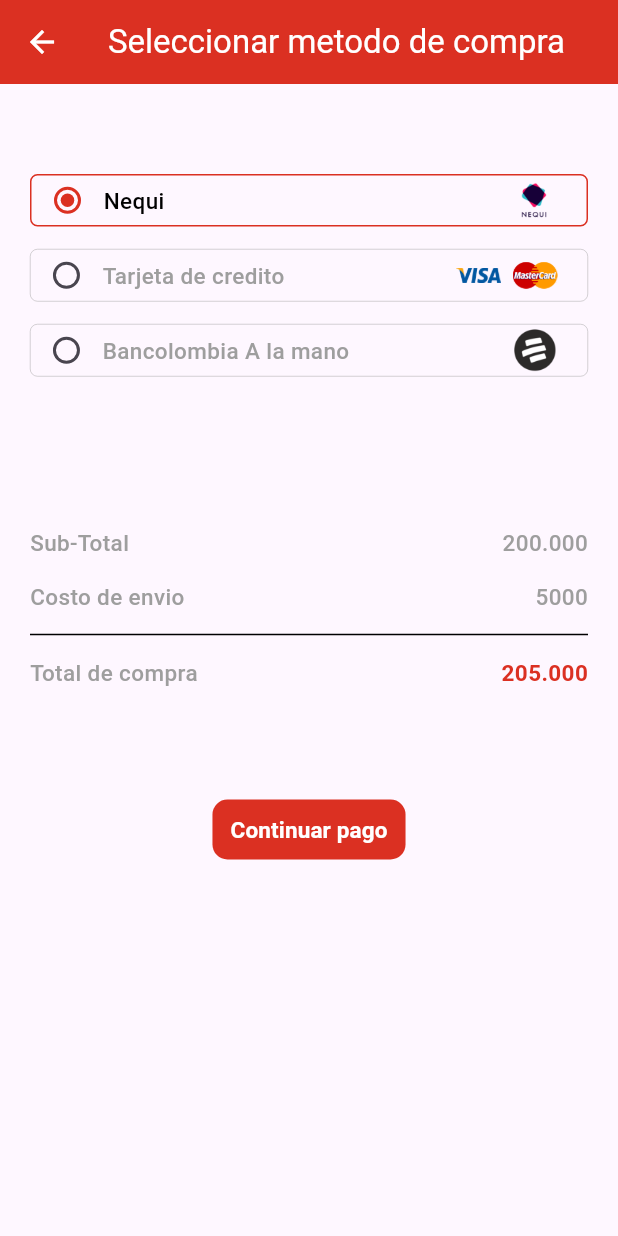
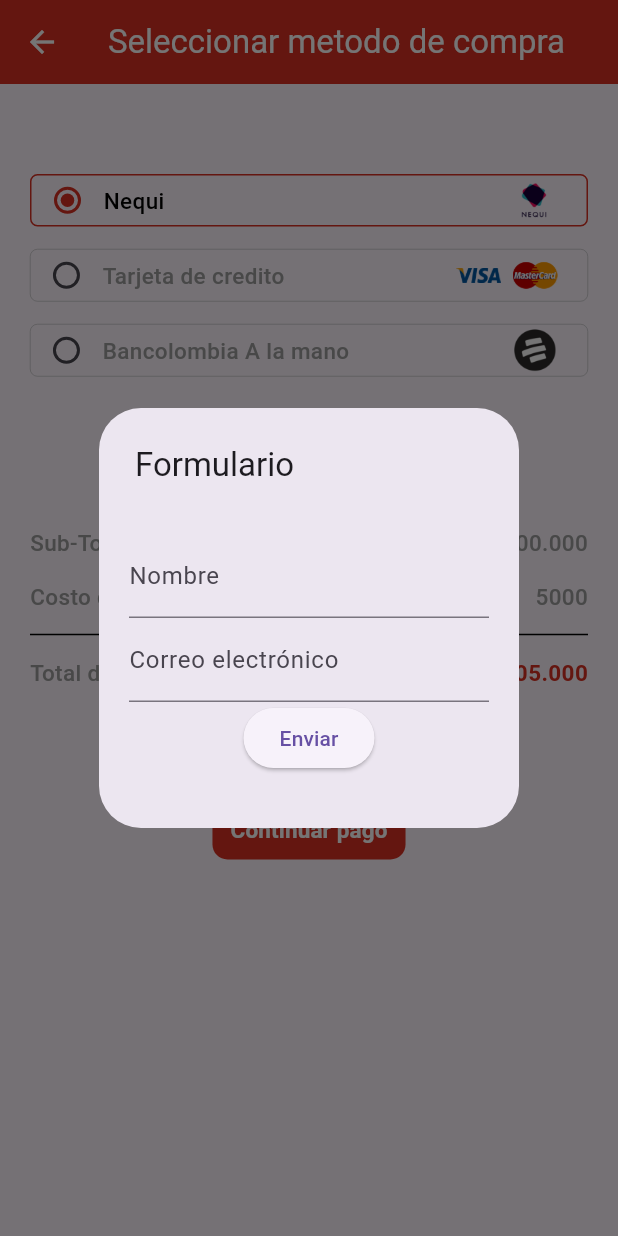
Before and after one commit to ara-project/Front, a Flutter app: the PaymentMethod screen opened by its route, after a tap on "Continuar pago", on a phone screen of 412 x 824 dp. Run offline on Flutter 3.47's test engine with Material 3 defaults, Android fonts, the phone set to English and light mode, and no system bars; our stand-ins replace google_sign_in, shared_preferences; missing offline and left inert: money2, simple_barcode_scanner; accounts and stored records are empty.

Commit message:
Widget para rellenar datos de pago

```diff
--- a/lib/pages/payment_method.dart
+++ b/lib/pages/payment_method.dart
@@ -1,4 +1,5 @@
 import 'package:flutter/material.dart';
+import 'package:front_ara/widgets/form_payment.dart';
 
 class PaymentMethod extends StatefulWidget {
   const PaymentMethod({super.key});
@@ -253,7 +254,14 @@ class _PaymentMethodState extends State<PaymentMethod> {
                   ),
                   SizedBox(height: 70),
                   TextButton(
-                    onPressed: () => {print("Hola")},
+                    onPressed: () => {
+                      showDialog(
+                        context: context,
+                        builder: (BuildContext context) {
+                          return CustomFormDialog();
+                        },
+                      )
+                    },
                     style: TextButton.styleFrom(
                       backgroundColor: Color(0xFFDB3022),
                       shape: RoundedRectangleBorder(
--- /dev/null
+++ b/lib/widgets/form_payment.dart
@@ -0,0 +1,33 @@
+import 'package:flutter/material.dart';
+
+class CustomFormDialog extends StatelessWidget {
+  const CustomFormDialog({super.key});
+  @override
+  Widget build(BuildContext context) {
+    return SimpleDialog(
+      title: Text('Formulario'),
+      children: [
+        Padding(
+          padding: const EdgeInsets.all(20.0),
+          child: Column(
+            children: [
+              TextFormField(
+                decoration: InputDecoration(labelText: 'Nombre'),
+              ),
+              TextFormField(
+                decoration: InputDecoration(labelText: 'Correo electrónico'),
+              ),
+              ElevatedButton(
+                onPressed: () {
+                  // Acción al enviar el formulario
+                  Navigator.of(context).pop(); // Cierra el diálogo
+                },
+                child: Text('Enviar'),
+              ),
+            ],
+          ),
+        ),
+      ],
+    );
+  }
+}
```
